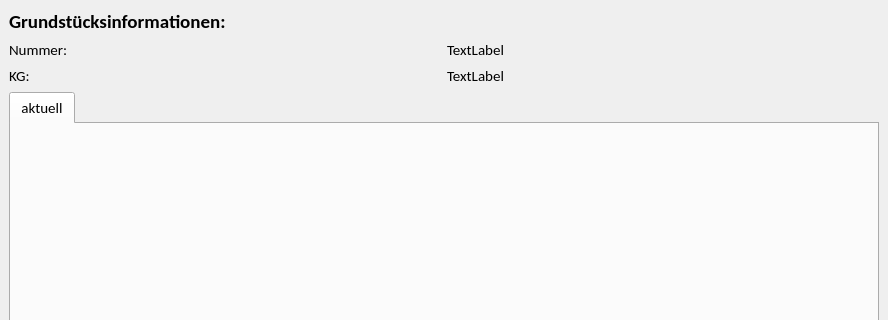
Qt form core/scopes/gst/gst.ui (gidhoog/AlmGIS) before a commit; both pictures show x 0 to 888 and y 0 to 320 of the 888 by 600 pixel window.
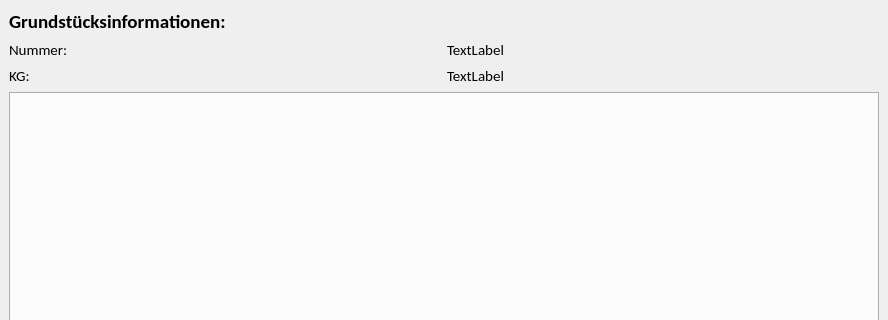
The same form after that commit.

Diff of the .ui file:
```diff
--- a/core/scopes/gst/gst.ui
+++ b/core/scopes/gst/gst.ui
@@ -100,11 +100,6 @@
       <property name="currentIndex">
        <number>0</number>
       </property>
-      <widget class="QWidget" name="uiAktuellWdg">
-       <attribute name="title">
-        <string>aktuell</string>
-       </attribute>
-      </widget>
      </widget>
     </item>
    </layout>
```
Left out of the diff: 2 changed lines with no effect on the pictures.
